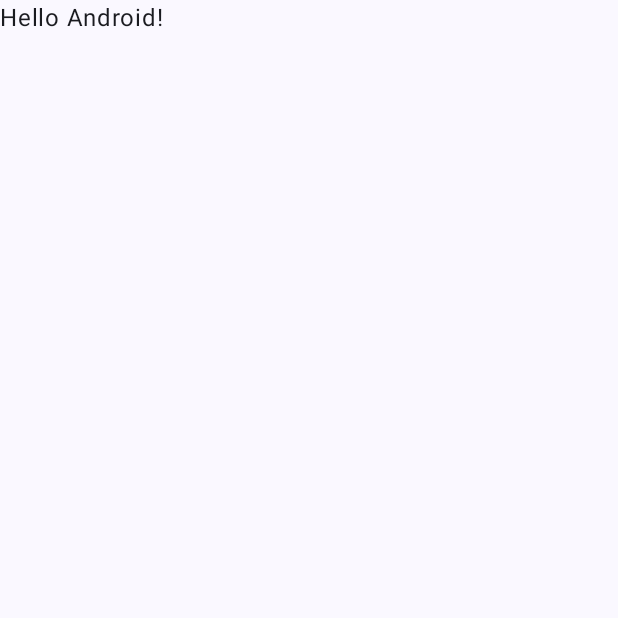
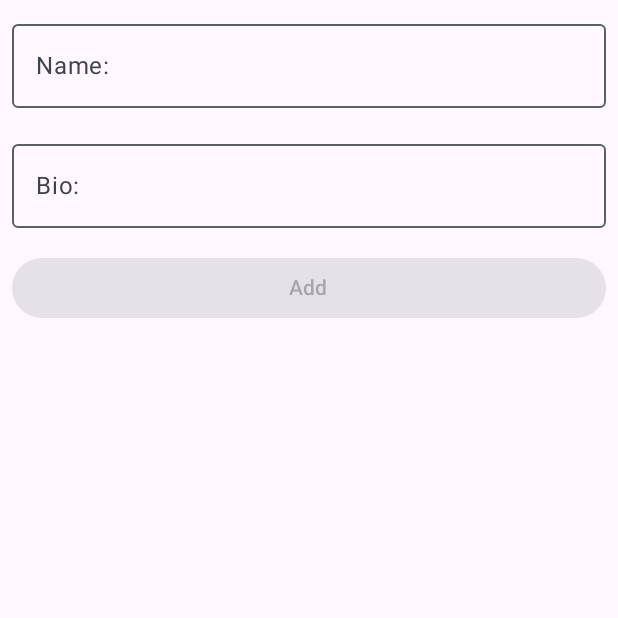
Before and after one commit to Homulilly/ComposeBase, an Android app built with Jetpack Compose: the screen it shows after launch (MainActivity), on a phone screen of 412 x 824 dp, the top half of it. Before the commit the part shown is almost empty. Run offline under Robolectric (Android 15) with nearby library versions, the phone set to English and light mode, and no system bars; our stand-ins replace Dagger/Hilt's generated code, Room's generated code.

Commit message:
RoomSimple - AddUser DONE

```diff
--- a/SimpleRoom/app/src/main/java/com/example/simpleroom/MainActivity.kt
+++ b/SimpleRoom/app/src/main/java/com/example/simpleroom/MainActivity.kt
@@ -3,45 +3,28 @@ package com.example.simpleroom
 import android.os.Bundle
 import androidx.activity.ComponentActivity
 import androidx.activity.compose.setContent
-import androidx.activity.enableEdgeToEdge
 import androidx.compose.foundation.layout.fillMaxSize
-import androidx.compose.foundation.layout.padding
-import androidx.compose.material3.Scaffold
-import androidx.compose.material3.Text
-import androidx.compose.runtime.Composable
+import androidx.compose.material3.MaterialTheme
+import androidx.compose.material3.Surface
 import androidx.compose.ui.Modifier
-import androidx.compose.ui.tooling.preview.Preview
+import com.example.simpleroom.ui.AddUserScreen
 import com.example.simpleroom.ui.theme.SimpleRoomTheme
+import dagger.hilt.android.AndroidEntryPoint
 
+@AndroidEntryPoint
 class MainActivity : ComponentActivity() {
     override fun onCreate(savedInstanceState: Bundle?) {
         super.onCreate(savedInstanceState)
-        enableEdgeToEdge()
+//        enableEdgeToEdge()
         setContent {
-            SimpleRoomTheme {
-                Scaffold( modifier = Modifier.fillMaxSize() ) { innerPadding ->
-                    Greeting(
-                        name = "Android",
-                        modifier = Modifier.padding(innerPadding)
-                    )
-                }
-            }
+            Surface(
+                modifier = Modifier.fillMaxSize(),
+                color = MaterialTheme.colorScheme.background
+            ) {
+                SimpleRoomTheme {
+                    AddUserScreen()
+            }  }
+
         }
     }
 }
-
-@Composable
-fun Greeting(name: String, modifier: Modifier = Modifier) {
-    Text(
-        text = "Hello $name!",
-        modifier = modifier
-    )
-}
-
-@Preview(showBackground = true)
-@Composable
-fun GreetingPreview() {
-    SimpleRoomTheme {
-        Greeting("Android")
-    }
-}
--- /dev/null
+++ b/SimpleRoom/app/src/main/java/com/example/simpleroom/ui/AddUserScreen.kt
@@ -0,0 +1,69 @@
+package com.example.simpleroom.ui
+
+import androidx.compose.foundation.layout.Column
+import androidx.compose.foundation.layout.fillMaxWidth
+import androidx.compose.foundation.layout.padding
+import androidx.compose.foundation.text.KeyboardOptions
+import androidx.compose.material3.Button
+import androidx.compose.material3.OutlinedTextField
+import androidx.compose.material3.Text
+import androidx.compose.runtime.Composable
+import androidx.compose.runtime.rememberCoroutineScope
+import androidx.compose.ui.Alignment
+import androidx.compose.ui.Modifier
+import androidx.compose.ui.text.input.ImeAction
+import androidx.compose.ui.unit.dp
+import androidx.hilt.navigation.compose.hiltViewModel
+import com.example.simpleroom.data.User
+import kotlinx.coroutines.launch
+
+@Composable
+fun AddUserScreen(
+    viewModel : UserViewModel = hiltViewModel()
+){
+    val coroutineScope = rememberCoroutineScope()
+
+    Column{
+        UserEntry(
+            viewModel.uiState.user,
+            viewModel::updateUserUiState
+        )
+
+        Button( onClick = { coroutineScope.launch {
+                    viewModel.addUser()
+                }
+            },
+            modifier = Modifier.fillMaxWidth().padding(8.dp),
+            enabled = viewModel.uiState.isButtonEnable
+        ) { Text("Add") }
+
+    }
+}
+
+@Composable
+fun UserEntry(
+    user: User,
+    onValueChange : (User) -> Unit,
+    modifier: Modifier = Modifier
+){
+    Column(
+        horizontalAlignment = Alignment.CenterHorizontally,
+        modifier = modifier
+    ) {
+        OutlinedTextField(
+            value = user.name,
+            onValueChange = { onValueChange(user.copy(name = it)) },
+            label = { Text("Name:") },
+            modifier = Modifier.fillMaxWidth().padding(8.dp),
+            keyboardOptions = KeyboardOptions(imeAction = ImeAction.Next)
+        )
+
+        OutlinedTextField(
+            value = user.bio,
+            onValueChange = { onValueChange(user.copy(bio = it)) },
+            label = { Text("Bio:") },
+            modifier = Modifier.fillMaxWidth().padding(8.dp),
+            keyboardOptions = KeyboardOptions(imeAction = ImeAction.Done)
+        )
+    }
+}
--- /dev/null
+++ b/SimpleRoom/app/src/main/java/com/example/simpleroom/ui/AddUserViewModel.kt
@@ -0,0 +1,41 @@
+package com.example.simpleroom.ui
+
+import androidx.compose.runtime.getValue
+import androidx.compose.runtime.mutableStateOf
+import androidx.compose.runtime.setValue
+import androidx.lifecycle.ViewModel
+import com.example.simpleroom.data.User
+import com.example.simpleroom.repo.UsersRepository
+import dagger.hilt.android.lifecycle.HiltViewModel
+import javax.inject.Inject
+
+@HiltViewModel
+class UserViewModel @Inject constructor(
+    private val usersRepository: UsersRepository
+): ViewModel() {
+    var uiState by mutableStateOf(UserUiState())
+
+    suspend fun addUser(){
+        usersRepository.insertUser(uiState.user)
+        uiState = UserUiState()
+    }
+
+    fun updateUserUiState(user: User){
+        uiState = UserUiState(
+            user,
+            isButtonEnable = isValidInput(user)
+        )
+    }
+
+    private fun isValidInput(user: User): Boolean {
+        return user.name.isNotEmpty() && user.bio.isNotEmpty()
+    }
+}
+
+data class UserUiState (
+    val user: User = User(
+        name = "",
+        bio = ""
+    ),
+    val isButtonEnable: Boolean = false
+)
```
